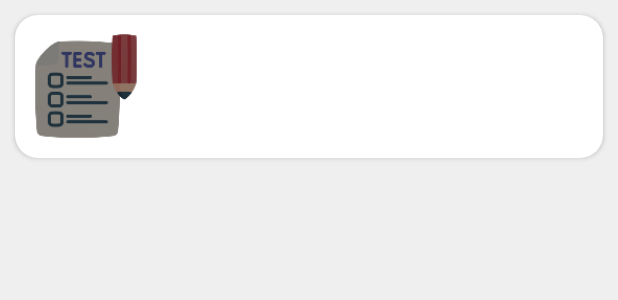
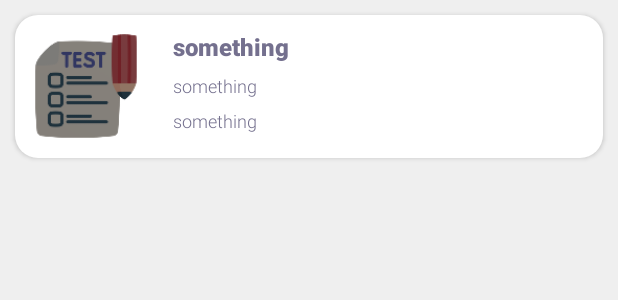
Before and after one commit to hieunp1901s/quiz_app, an Android app: the layout join_lists_recyclerview_item.xml on its own in the app's theme, with its tools: preview values and no code run, on a phone screen of 412 x 824 dp. Shown: the top 300 px of the screen. Run offline under Robolectric (Android 15) with nearby library versions, the phone set to English and light mode, and no system bars.

Commit message:
change some UI

```diff
--- a/app/build.gradle
+++ b/app/build.gradle
@@ -73,6 +73,6 @@ dependencies {
 
     //flexbox
     implementation 'com.google.android.flexbox:flexbox:3.0.0'
+    implementation 'com.github.PhilJay:MPAndroidChart:v2.2.4'
 
-    implementation 'com.github.PhilJay:MPAndroidChart:v2.2.4'
 }
--- a/app/src/main/java/com/example/quiz/views/fragment/TestResultFragment.java
+++ b/app/src/main/java/com/example/quiz/views/fragment/TestResultFragment.java
@@ -1,5 +1,6 @@
 package com.example.quiz.views.fragment;
 
+import android.graphics.Color;
 import android.os.Bundle;
 
 import androidx.fragment.app.DialogFragment;
@@ -80,7 +81,8 @@ public class TestResultFragment extends Fragment implements TestResultFragmentIt
                              Bundle savedInstanceState) {
         // Inflate the layout for this fragment
         FirebaseViewModel firebaseViewModel = new ViewModelProvider(requireActivity()).get(FirebaseViewModel.class);
-
+        requireActivity().getWindow().getDecorView().setSystemUiVisibility(View.SYSTEM_UI_FLAG_LIGHT_STATUS_BAR);
+        requireActivity().getWindow().setStatusBarColor(0);
         binding = FragmentTestResultBinding.inflate(getLayoutInflater());
         RecyclerView.LayoutManager layoutManager = new LinearLayoutManager(getContext());
         binding.rvTestResult.setLayoutManager(layoutManager);
@@ -137,7 +139,7 @@ public class TestResultFragment extends Fragment implements TestResultFragmentIt
                 binding.barChart.animateXY(2000, 2000);
 
                 binding.tvHighestScore.setText("Highest Score: " + max);
-                binding.tvLowestScore.setText("Loweset Score: " + min);
+                binding.tvLowestScore.setText("Lowest Score: " + min);
 
                 TestResultAdapter testResultAdapter = new TestResultAdapter(firebaseViewModel.getAnswerList(), TestResultFragment.this);
                 binding.rvTestResult.setAdapter(testResultAdapter);
--- a/app/src/main/res/layout/fragment_home.xml
+++ b/app/src/main/res/layout/fragment_home.xml
@@ -16,6 +16,7 @@
         app:defaultNavHost="true"
         app:navGraph="@navigation/home_navigation" />
 
+
     <com.google.android.material.bottomappbar.BottomAppBar
         android:id="@+id/bottomAppBar"
         android:layout_width="match_parent"
@@ -32,12 +33,12 @@
         app:layout_anchorGravity="bottom|center">
 
         <com.google.android.material.bottomnavigation.BottomNavigationView
+            app:labelVisibilityMode="labeled"
             android:id="@+id/bottomNavigationView"
             android:layout_width="match_parent"
             android:layout_height="wrap_content"
             android:background="@drawable/bottom_nav"
             app:itemIconTint="@drawable/bottom_nav_icon_color_selector"
-
             app:menu="@menu/bottom_app_bar_menu" />
 
     </com.google.android.material.bottomappbar.BottomAppBar>
--- a/app/src/main/res/layout/join_lists_recyclerview_item.xml
+++ b/app/src/main/res/layout/join_lists_recyclerview_item.xml
@@ -28,19 +28,28 @@
             android:id="@+id/tvTestName"
             android:layout_width="wrap_content"
             android:layout_height="wrap_content"
-            android:layout_weight="1"/>
+            android:layout_weight="1"
+            android:fontFamily="sans-serif-black"
+            android:text="something"
+            android:textSize="16sp" />
 
         <TextView
             android:id="@+id/tvTime"
             android:layout_width="wrap_content"
             android:layout_height="wrap_content"
-            android:layout_weight="1"/>
+            android:layout_weight="1"
+            android:fontFamily="sans-serif-light"
+            android:text="something"
+            android:textSize="12sp" />
 
         <TextView
             android:id="@+id/tvNumberOfQuestions"
             android:layout_width="wrap_content"
             android:layout_height="wrap_content"
-            android:layout_weight="1"/>
+            android:layout_weight="1"
+            android:fontFamily="sans-serif-light"
+            android:text="something"
+            android:textSize="12sp" />
 
     </LinearLayout>
 
--- a/app/src/main/res/menu/bottom_app_bar_menu.xml
+++ b/app/src/main/res/menu/bottom_app_bar_menu.xml
@@ -23,6 +23,5 @@
         app:showAsAction="always"/>
 
     <item android:id="@+id/image"
-        android:title="Image"
         app:showAsAction="always"/>
 </menu>
--- a/build.gradle
+++ b/build.gradle
@@ -8,6 +8,7 @@ buildscript {
         classpath "com.android.tools.build:gradle:4.2.2"
         classpath 'com.google.gms:google-services:4.3.10'
         classpath 'com.github.dcendents:android-maven-gradle-plugin:2.0'
+        classpath  'org.jetbrains.kotlin:kotlin-stdlib:1.6.0'
         // NOTE: Do not place your application dependencies here; they belong
         // in the individual module build.gradle files
     }
```
Also changed, not shown: app/src/main/java/com/example/quiz/views/fragment/HomeFragment.java (+6 -2 lines), app/src/main/res/layout/fragment_teacher_tab.xml (+12 -2 lines), app/src/main/res/layout/fragment_test_result.xml (+28 -3 lines), app/src/main/res/layout/my_lists_recylcerview_item.xml (+12 -3 lines), app/src/main/res/layout/test_result_reyclerview_item.xml (+17 -0 lines).
